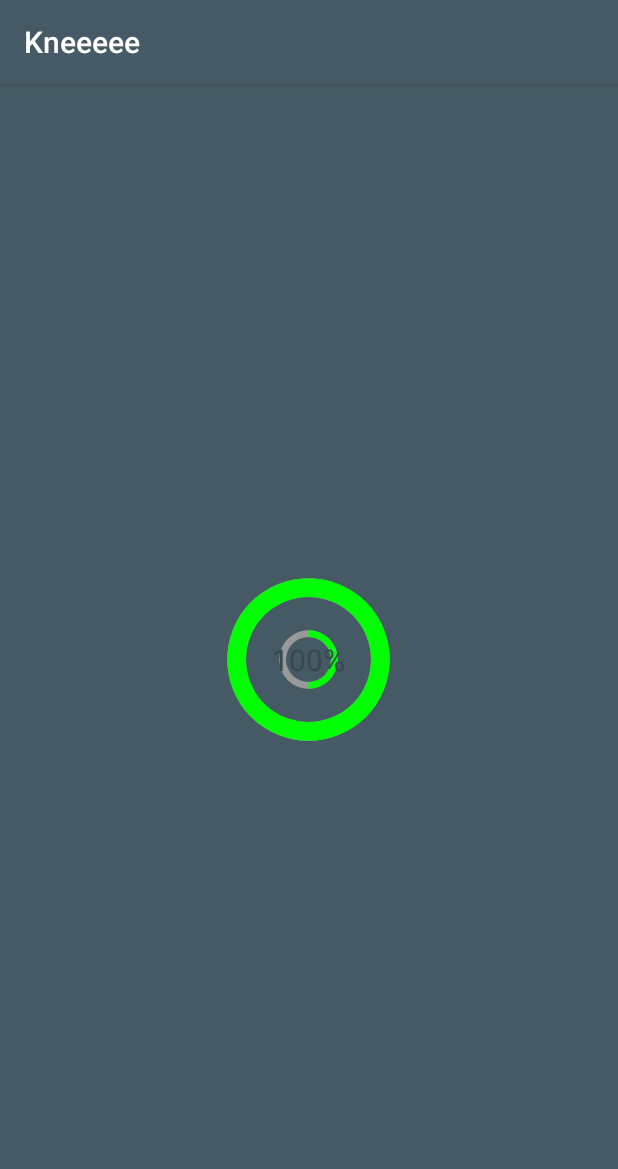
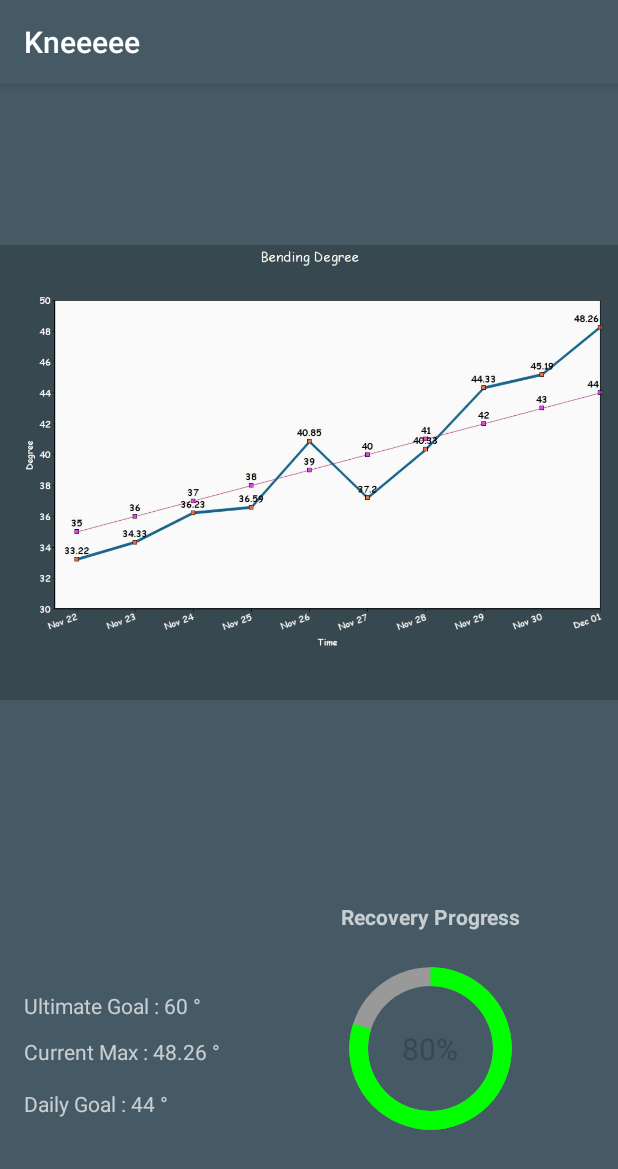
Before and after one commit to kh9341101/IDDAndroid, an Android app: the ResultActivity screen opened directly, with no data from a screen before it, on a phone screen of 412 x 824 dp. Shown: the top 1169 px of the screen. Run offline under Robolectric (Android 15) with nearby library versions, the phone set to English and light mode, and no system bars; Roboto replaces fonts that are not available here.

Commit message:
Add Progess Chart

```diff
--- a/app/src/main/java/edu/berkeley/capstoneproject/capstoneprojectandroid/activities/ResultActivity.java
+++ b/app/src/main/java/edu/berkeley/capstoneproject/capstoneprojectandroid/activities/ResultActivity.java
@@ -42,7 +42,7 @@ public class ResultActivity extends AppCompatActivity {
             @Override
             public void run() {
                 // TODO Auto-generated method stub
-                while (pStatus < 100) {
+                while (pStatus < 79.46) {
                     pStatus += 1;
 
                     handler.post(new Runnable() {
--- a/app/src/main/res/layout/activity_result.xml
+++ b/app/src/main/res/layout/activity_result.xml
@@ -1,5 +1,6 @@
 <?xml version="1.0" encoding="utf-8"?>
 <RelativeLayout xmlns:android="http://schemas.android.com/apk/res/android"
+    xmlns:app="http://schemas.android.com/apk/res-auto"
     xmlns:tools="http://schemas.android.com/tools"
     android:layout_width="match_parent"
     android:layout_height="match_parent"
@@ -12,28 +13,70 @@ tools:context="edu.berkeley.capstoneproject.capstoneprojectandroid.ResultActivit
         style="?android:attr/progressBarStyleHorizontal"
         android:layout_width="250dp"
         android:layout_height="250dp"
+        android:layout_alignParentBottom="true"
+        android:layout_alignParentEnd="true"
         android:indeterminate="false"
         android:max="100"
         android:progress="50"
-    android:layout_centerInParent="true"
         android:progressDrawable="@drawable/circular"
-    android:secondaryProgress="100"
-    />
-
-<ImageView
-    android:layout_width="90dp"
-    android:layout_height="90dp"
-    android:background="@drawable/circular"
-    android:layout_centerInParent="true"/>
+        android:secondaryProgress="100" />
 
     <TextView
         android:id="@+id/tv"
         android:layout_width="250dp"
         android:layout_height="250dp"
+        android:layout_alignParentBottom="true"
+        android:layout_alignParentEnd="true"
         android:gravity="center"
         android:text="25%"
-    android:layout_centerInParent="true"
         android:textColor="@color/colorPrimaryDark"
         android:textSize="20sp" />
 
+    <ImageView
+        android:id="@+id/imageView"
+        android:layout_width="wrap_content"
+        android:layout_height="wrap_content"
+        android:layout_above="@+id/circularProgressbar"
+        android:layout_alignParentStart="true"
+        android:src="@drawable/degree_chart" />
+
+    <TextView
+        android:id="@+id/textView"
+        android:layout_width="wrap_content"
+        android:layout_height="wrap_content"
+        android:layout_alignStart="@+id/circularProgressbar"
+        android:layout_alignTop="@+id/circularProgressbar"
+        android:layout_marginStart="65dp"
+        android:layout_marginTop="27dp"
+        android:text="Recovery Progress"
+        android:textStyle="bold" />
+
+    <TextView
+        android:id="@+id/textView2"
+        android:layout_width="wrap_content"
+        android:layout_height="wrap_content"
+        android:layout_above="@+id/textView3"
+        android:layout_alignParentStart="true"
+        android:layout_marginBottom="11dp"
+        android:layout_marginStart="16dp"
+        android:text="Ultimate Goal : 60 °" />
+
+    <TextView
+        android:id="@+id/textView3"
+        android:layout_width="wrap_content"
+        android:layout_height="wrap_content"
+        android:layout_alignBaseline="@+id/tv"
+        android:layout_alignBottom="@+id/tv"
+        android:layout_alignStart="@+id/textView2"
+        android:text="Current Max : 48.26 °" />
+
+    <TextView
+        android:id="@+id/textView4"
+        android:layout_width="wrap_content"
+        android:layout_height="wrap_content"
+        android:layout_alignStart="@+id/textView3"
+        android:layout_below="@+id/textView3"
+        android:layout_marginTop="15dp"
+        android:text="Daily Goal : 44 °" />
+
 </RelativeLayout>
```
Also changed, not shown: app/src/main/res/drawable/degree_chart.jpg (added). Lines whose indentation alone changed are shown as unchanged.
